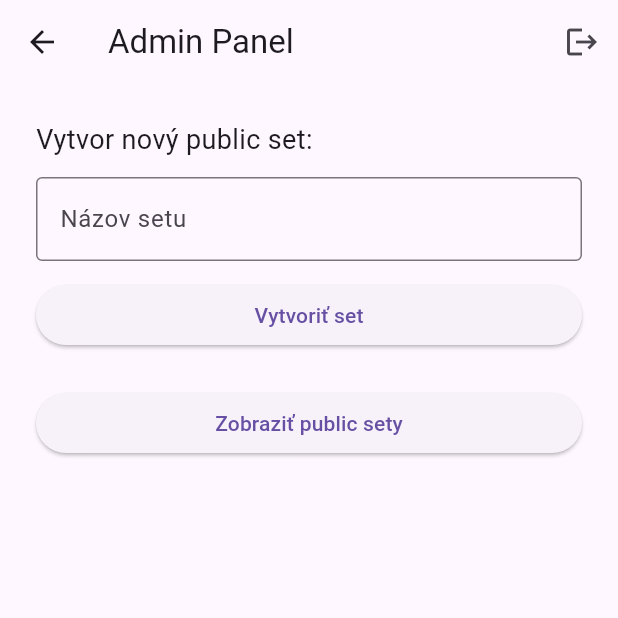
After one commit to RomanSkurak/FrontEnd-MTAA, a Flutter app: the AdminScreen screen opened by its route, on a phone screen of 412 x 824 dp, the top half of it. The commit adds this screen. Run offline on Flutter 3.47's test engine with Material 3 defaults, Android fonts, the phone set to English and light mode, and no system bars; our stand-ins replace font_awesome_flutter, image_picker, shared_preferences; accounts and stored records are empty; network calls fail.

Commit message:
Pridana logika pre Admina, Guesta. Zaciatok Settings obrazovky

```diff
--- /dev/null
+++ b/frontend/lib/admin_screen.dart
@@ -0,0 +1,121 @@
+import 'package:flutter/material.dart';
+import 'api_service.dart';
+
+class AdminScreen extends StatefulWidget {
+  const AdminScreen({super.key});
+
+  @override
+  State<AdminScreen> createState() => _AdminScreenState();
+}
+
+class _AdminScreenState extends State<AdminScreen> {
+  final TextEditingController _setNameController = TextEditingController();
+  List<dynamic> publicSets = [];
+
+  Future<void> createPublicSet() async {
+    final name = _setNameController.text.trim();
+    if (name.isEmpty) {
+      ScaffoldMessenger.of(
+        context,
+      ).showSnackBar(const SnackBar(content: Text('Zadaj názov setu')));
+      return;
+    }
+
+    try {
+      final success = await ApiService().createPublicSet(name);
+      if (success) {
+        ScaffoldMessenger.of(
+          context,
+        ).showSnackBar(const SnackBar(content: Text('Set vytvorený')));
+        _setNameController.clear();
+        fetchPublicSets();
+      } else {
+        ScaffoldMessenger.of(
+          context,
+        ).showSnackBar(const SnackBar(content: Text('Nepodarilo sa vytvoriť')));
+      }
+    } catch (e) {
+      ScaffoldMessenger.of(
+        context,
+      ).showSnackBar(SnackBar(content: Text('Chyba: $e')));
+    }
+  }
+
+  Future<void> fetchPublicSets() async {
+    final sets = await ApiService().getPublicSets();
+    setState(() {
+      publicSets = sets;
+    });
+  }
+
+  Future<void> _logout() async {
+    await ApiService().logout();
+    if (!mounted) return;
+    Navigator.pushReplacementNamed(context, '/login');
+  }
+
+  @override
+  void initState() {
+    super.initState();
+    fetchPublicSets();
+  }
+
+  @override
+  Widget build(BuildContext context) {
+    return Scaffold(
+      appBar: AppBar(
+        title: const Text('Admin Panel'),
+        actions: [
+          IconButton(
+            icon: const Icon(Icons.logout),
+            tooltip: 'Odhlásiť sa',
+            onPressed: _logout,
+          ),
+        ],
+      ),
+      body: Padding(
+        padding: const EdgeInsets.all(24),
+        child: Column(
+          crossAxisAlignment: CrossAxisAlignment.stretch,
+          children: [
+            const Text(
+              'Vytvor nový public set:',
+              style: TextStyle(fontSize: 18),
+            ),
+            const SizedBox(height: 12),
+            TextField(
+              controller: _setNameController,
+              decoration: const InputDecoration(
+                border: OutlineInputBorder(),
+                labelText: 'Názov setu',
+              ),
+            ),
+            const SizedBox(height: 12),
+            ElevatedButton(
+              onPressed: createPublicSet,
+              child: const Text('Vytvoriť set'),
+            ),
+            const SizedBox(height: 24),
+            ElevatedButton(
+              onPressed: fetchPublicSets,
+              child: const Text('Zobraziť public sety'),
+            ),
+            const SizedBox(height: 16),
+            Expanded(
+              child: ListView.builder(
+                itemCount: publicSets.length,
+                itemBuilder: (context, index) {
+                  final set = publicSets[index];
+                  return ListTile(
+                    title: Text(set['name']),
+                    subtitle: Text('Set ID: ${set['set_id']}'),
+                  );
+                },
+              ),
+            ),
+          ],
+        ),
+      ),
+    );
+  }
+}
--- a/frontend/lib/main.dart
+++ b/frontend/lib/main.dart
@@ -8,7 +8,10 @@ import 'create_set_screen.dart';
 import 'new_card_screen.dart';
 import 'edit_set_screen.dart';
 import 'edit_card_screen.dart';
+import 'admin_screen.dart';
+import 'guest_screen.dart';
 import 'models.dart';
+import 'setting_screen.dart';
 
 void main() {
   runApp(const MyApp());
@@ -28,10 +31,14 @@ class MyApp extends StatelessWidget {
         '/register': (context) => const RegisterScreen(),
         '/home': (context) => const HomeScreen(),
         '/sets': (context) => const ListOfSetsScreen(),
+        '/admin': (context) => const AdminScreen(),
+        '/guest': (context) => const GuestScreen(),
+        '/settings': (context) => const SettingScreen(),
         '/create': (context) => const CreateSetScreen(),
         '/newcard': (context) => NewCardScreen(),
         '/editset': (context) {
-          final args = ModalRoute.of(context)!.settings.arguments as FlashcardSet;
+          final args =
+              ModalRoute.of(context)!.settings.arguments as FlashcardSet;
           return EditSetScreen(flashcardSet: args);
         },
         '/editcard': (context) {
```
Also changed, not shown: frontend/lib/api_service.dart (+83 -36 lines), frontend/lib/create_set_screen.dart (+41 -17 lines), frontend/lib/guest_screen.dart (added, +81 -0 lines), frontend/lib/home_screen.dart (+10 -6 lines), frontend/lib/login_screen.dart (+24 -1 lines), frontend/lib/new_card_screen.dart (+44 -13 lines), frontend/lib/setting_screen.dart (added, +31 -0 lines), frontend/lib/splash_screen.dart (+15 -5 lines), frontend/pubspec.yaml (+4 -3 lines), frontend/pubspec.lock, 1 other file.
